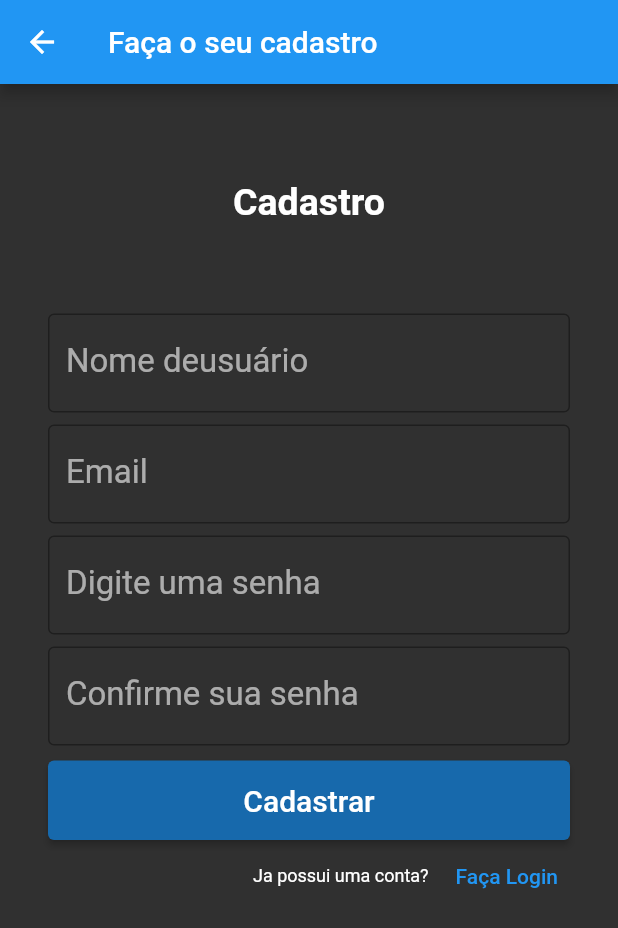
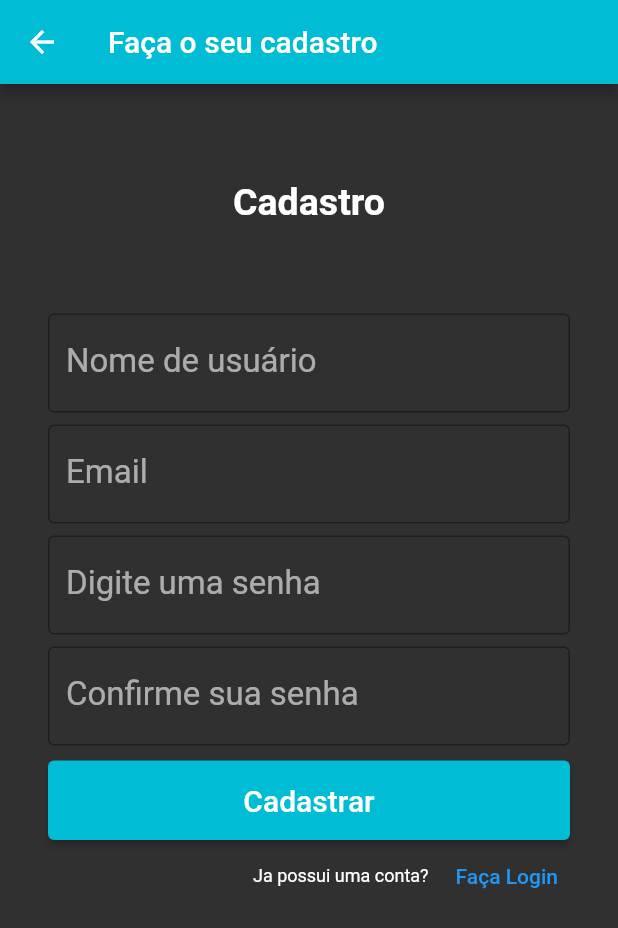
Before and after one commit to luizCustodio/projeto_daily, a Flutter app: the screen it shows after launch, after a tap on "Cadastre-se", on a phone screen of 412 x 824 dp. Shown: the top 928 px of the screen. Run offline on Flutter 3.47's test engine with Material 2 defaults, Android fonts, the phone set to English and light mode, and no system bars.

Commit message:
mudei a cor do cadastro

```diff
--- a/lib/cadastro.dart
+++ b/lib/cadastro.dart
@@ -16,7 +16,7 @@ Widget build(BuildContext context) {
   return Scaffold(
   appBar: AppBar(
   title: Text("Faça o seu cadastro"),
-  backgroundColor: Colors.blue,
+  backgroundColor: Colors.cyan,
   ),
   body: Container(
   child: SingleChildScrollView(
@@ -45,7 +45,7 @@ Widget build(BuildContext context) {
               keyboardType: TextInputType.text,
               decoration: InputDecoration(
               border: OutlineInputBorder(),
-              labelText: "Nome deusuário"),
+              labelText: "Nome de usuário"),
               style: TextStyle(
               fontSize: 22,
               ),
@@ -96,7 +96,7 @@ Widget build(BuildContext context) {
                 padding: EdgeInsets.only(top: 10),
                 child: ElevatedButton(
                   style: ElevatedButton.styleFrom(
-                    backgroundColor: Color.fromARGB(255, 23, 105, 172),
+                    backgroundColor: Colors.cyan,
                     foregroundColor: Colors.white,
                     padding: EdgeInsets.all(15),
                   ),
--- a/lib/login.dart
+++ b/lib/login.dart
@@ -119,8 +119,8 @@ class _LoginState extends State<Login> {
                 padding: EdgeInsets.only(top: 10),
                 child: ElevatedButton(
                   style: ElevatedButton.styleFrom(
-                    primary: Color.fromARGB(255, 23, 105, 172),
-                    onPrimary: Colors.black,
+                    primary: Colors.cyan,
+                    onPrimary: Colors.white,
                     padding: EdgeInsets.all(15),
                   ),
                   child: Text(
```
